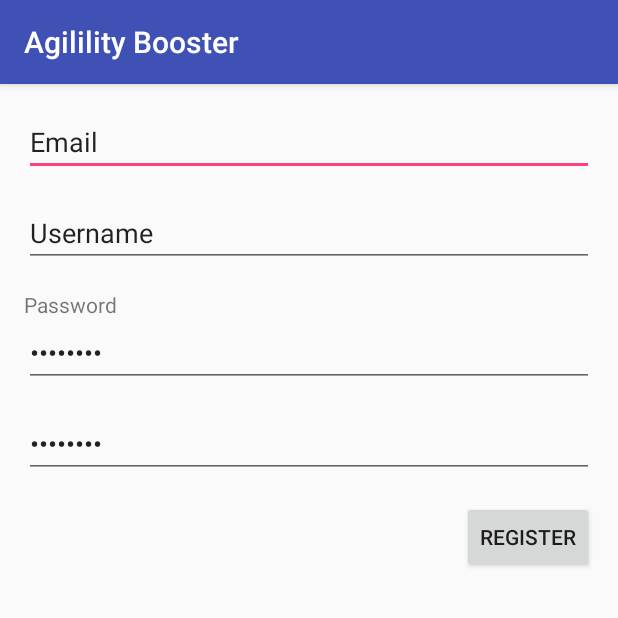
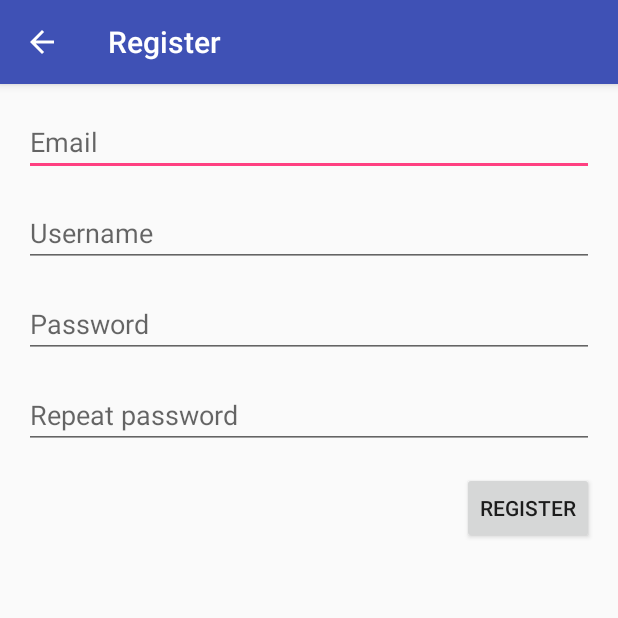
Before and after one commit to Pedram87/EDA397-Group1, an Android app: the RegisterActivity screen opened directly, with no data from a screen before it, on a phone screen of 412 x 824 dp, the top half of it. Run offline under Robolectric (Android 15) with nearby library versions, the phone set to English and light mode, and no system bars.

Commit message:
Changed from Text to hint in register

```diff
--- a/app/src/main/AndroidManifest.xml
+++ b/app/src/main/AndroidManifest.xml
@@ -41,7 +41,14 @@
                 android:name="android.support.PARENT_ACTIVITY"
                 android:value="com.group1.eda_397_group1.MainActivity" />
         </activity>
-        <activity android:name=".RegisterActivity"></activity>
+        <activity
+            android:name=".RegisterActivity"
+            android:label="@string/register"
+            android:parentActivityName=".LoginActivity">
+            <meta-data
+                android:name="android.support.PARENT_ACTIVITY"
+                android:value="com.group1.eda_397_group1.RegisterActivity" />
+        </activity>
     </application>
 
 </manifest>
--- a/app/src/main/res/layout/activity_register.xml
+++ b/app/src/main/res/layout/activity_register.xml
@@ -24,25 +24,18 @@
             android:ems="10"
             android:id="@+id/txtEmail"
             android:layout_gravity="center_horizontal"
-            android:text="@string/prompt_email"
-            android:layout_marginBottom="15dp" />
+            android:layout_marginBottom="15dp"
+            android:hint="@string/prompt_email" />
 
         <EditText
             android:layout_width="match_parent"
             android:layout_height="wrap_content"
             android:inputType="textPersonName"
-            android:text="@string/username"
             android:ems="10"
             android:id="@+id/txtUsername"
             android:layout_gravity="center_horizontal"
-            android:layout_marginBottom="15dp" />
-
-        <TextView
-            android:layout_width="wrap_content"
-            android:layout_height="wrap_content"
-            android:textAppearance="?android:attr/textAppearanceSmall"
-            android:text="@string/password"
-            android:id="@+id/lblPassword" />
+            android:layout_marginBottom="15dp"
+            android:hint="@string/username" />
 
         <EditText
             android:layout_width="match_parent"
@@ -51,8 +44,8 @@
             android:ems="10"
             android:id="@+id/txtPassword1"
             android:layout_gravity="center_horizontal"
-            android:text="Password"
-            android:layout_marginBottom="15dp" />
+            android:layout_marginBottom="15dp"
+            android:hint="@string/password" />
 
         <EditText
             android:layout_width="match_parent"
@@ -61,8 +54,8 @@
             android:ems="10"
             android:id="@+id/txtPassword2"
             android:layout_gravity="center_horizontal"
-            android:text="Password"
-            android:layout_marginBottom="15dp" />
+            android:layout_marginBottom="15dp"
+            android:hint="@string/repeat_password" />
 
         <Button
             android:layout_width="wrap_content"
--- a/app/src/main/res/values/strings.xml
+++ b/app/src/main/res/values/strings.xml
@@ -22,6 +22,7 @@
         completions."
     </string>
     <string name="password">Password</string>
+    <string name="repeat_password">Repeat password</string>
     <string name="username">Username</string>
     <string name="register">Register</string>
 </resources>
```
Also changed, not shown: 1 other file.
